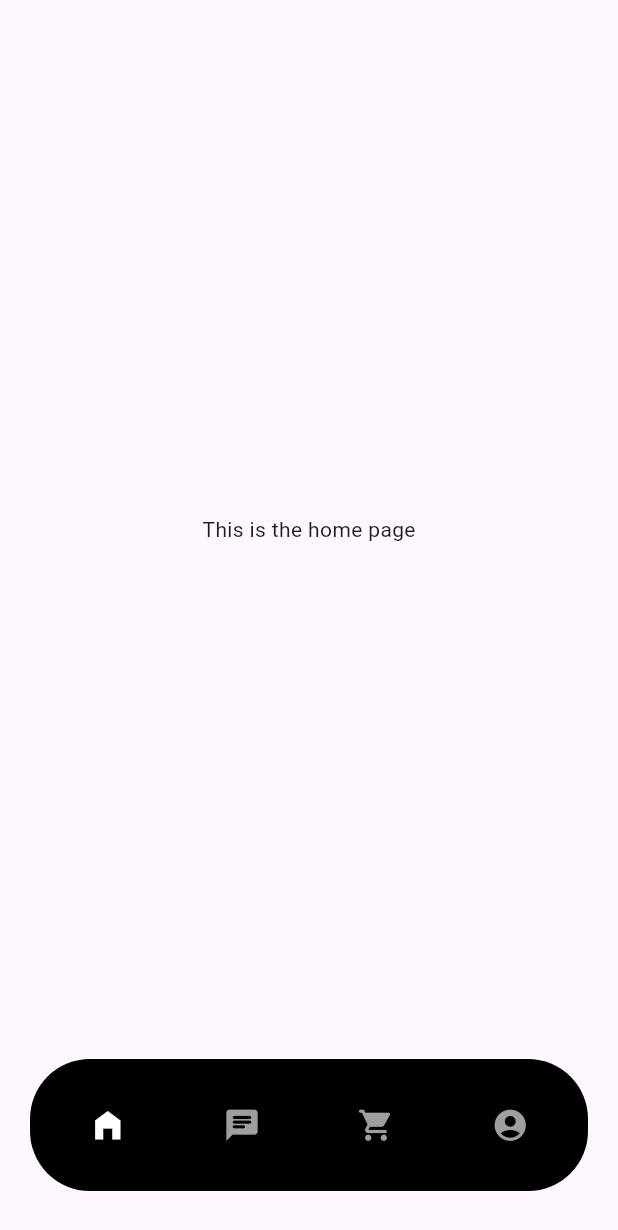
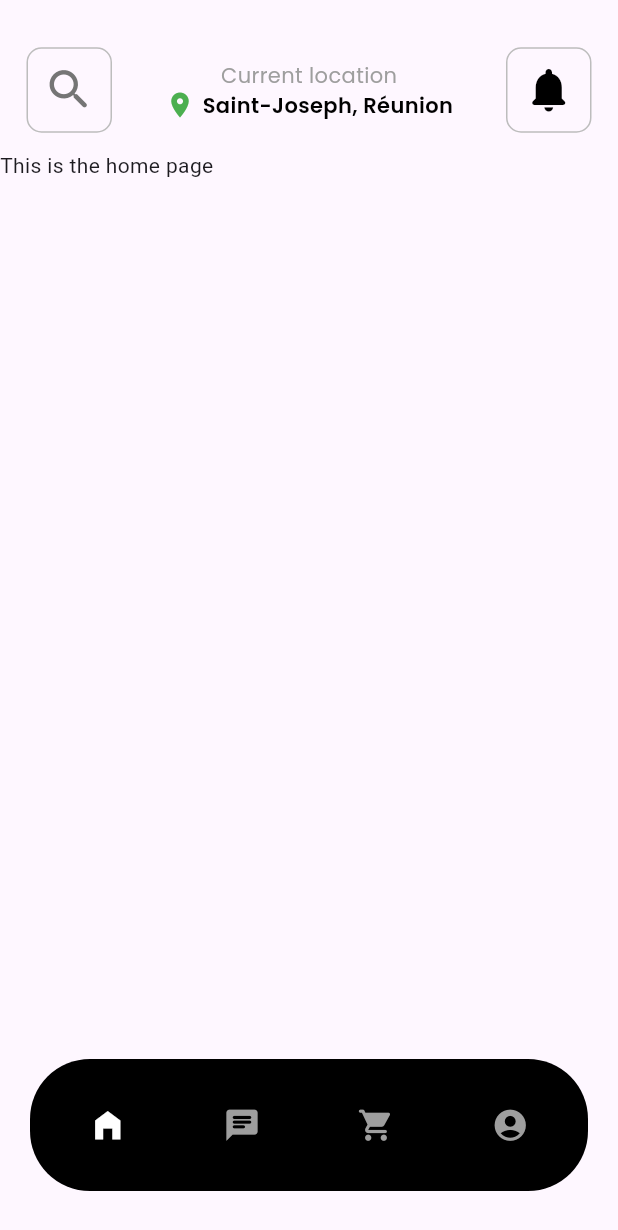
Before and after one commit to Vincent-Baret-974/Food_booking, a Flutter app: the screen it shows after launch, on a phone screen of 412 x 824 dp. Shown: the top 1230 px of the screen. Run offline on Flutter 3.47's test engine with Material 3 defaults, Android fonts, the phone set to English and light mode, and no system bars; our stand-ins replace google_fonts.

Commit message:
feat: add custom appbar

```diff
--- a/lib/main.dart
+++ b/lib/main.dart
@@ -1,4 +1,7 @@
 import 'package:flutter/material.dart';
+
+import 'package:google_fonts/google_fonts.dart';
+
 import 'package:food_book_app/pages/AccountPage.dart';
 import 'package:food_book_app/pages/CartPage.dart';
 import 'package:food_book_app/pages/ChatPage.dart';
@@ -52,9 +55,94 @@
   @override
   Widget build(BuildContext context) {
     return Scaffold(
-        body: Center(
-            child: currentPage
+        appBar: PreferredSize(
+          preferredSize: const Size.fromHeight(100),
+          child: SafeArea(
+            child: Container(
+              margin: const EdgeInsets.only(top: 20),
+              child: Row(
+                mainAxisAlignment: MainAxisAlignment.spaceAround,
+                children: [
+                  Container(
+                    decoration: BoxDecoration(
+                      borderRadius: const BorderRadius.all(Radius.circular(10)),
+                      border: Border.all(
+                        color: Colors.grey.shade400,
+                        width: 1
+                      )
+                    ),
+                    padding: const EdgeInsets.all(2),
+                    child: IconButton(
+                      highlightColor: Colors.transparent,
+                      icon: Icon(
+                          Icons.search_rounded,
+                          color: Colors.grey.shade600,
+                          size: 35
+                      ),
+                      onPressed: () {
+
+                      },
+                    ),
+                  ),
+                  Container(
+                    margin: const EdgeInsets.fromLTRB(0, 20, 0, 0),
+                    child: Column(
+                      children: [
+                        Text(
+                            'Current location',
+                            style: GoogleFonts.poppins(
+                              fontSize: 14,
+                              color: Colors.grey
+                            ),
+                        ),
+                        Row(
+                          children: [
+                            const Icon(
+                                Icons.place,
+                                color: Colors.green,
+                                size: 20
+                            ),
+                            const SizedBox(width: 5),
+                            Text(
+                                'Saint-Joseph, Réunion',
+                                style: GoogleFonts.poppins(
+                                  fontSize: 14,
+                                  color: Colors.black,
+                                  fontWeight: FontWeight.w600
+                                ),
+                            )
+                          ],
+                        )
+                      ],
+                    ),
+                  ),
+                  Container(
+                    decoration: BoxDecoration(
+                        borderRadius: const BorderRadius.all(Radius.circular(10)),
+                        border: Border.all(
+                            color: Colors.grey.shade400,
+                            width: 1
+                        )
+                    ),
+                    padding: const EdgeInsets.all(2),
+                    child: IconButton(
+                      highlightColor: Colors.transparent,
+                      icon: const Icon(
+                          Icons.notifications_rounded,
+                          color: Colors.black,
+                          size: 35
+                      ),
+                      onPressed: () {
+
+                      },
+                    ),
+                  ),
+                ],
+              )
+            ),
+          )
         ),
+        body: currentPage,
         bottomNavigationBar:
         Container(
           margin: const EdgeInsets.fromLTRB(20, 0, 20, 30),
--- a/pubspec.yaml
+++ b/pubspec.yaml
@@ -35,6 +35,7 @@ dependencies:
   # The following adds the Cupertino Icons font to your application.
   # Use with the CupertinoIcons class for iOS style icons.
   cupertino_icons: ^1.0.2
+  google_fonts: ^6.1.0
 
 dev_dependencies:
   flutter_test:
```
Also changed, not shown: pubspec.lock, 3 other files.
